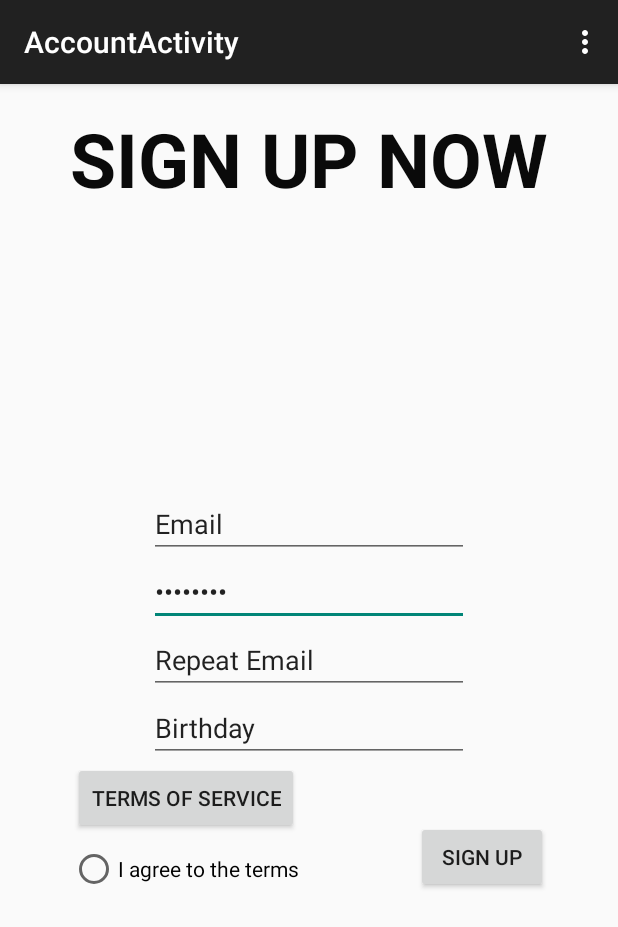
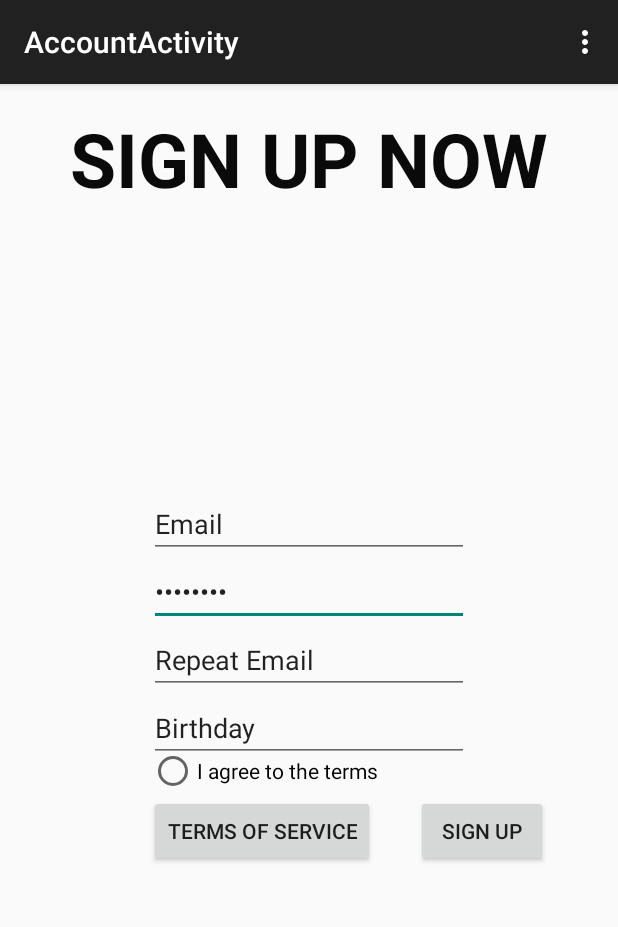
Before and after one commit to jiahaok/SuggestApp, an Android app: the AccountActivity screen opened directly, with no data from a screen before it, on a phone screen of 412 x 824 dp. Shown: the top 927 px of the screen. Run offline under Robolectric (Android 15) with nearby library versions, the phone set to English and light mode, and no system bars.

Commit message:
Scrolling & Account blocks
I have tried to add a scroll to the textview & when you try to make an
account with blank textview / edittext's, it will deny the making of
your account.I can't tell if these functions are working because my
emulator never was able to work & my phone is buggy. So, can someone
please help test the app?

```diff
--- a/app/src/main/java/piratecrew/suggestapp/AccountActivity.java
+++ b/app/src/main/java/piratecrew/suggestapp/AccountActivity.java
@@ -11,6 +11,7 @@ import android.view.View;
 import android.widget.Button;
 import android.widget.EditText;
 import android.widget.RadioButton;
+import android.widget.TextView;
 
 
 public class AccountActivity extends ActionBarActivity {
@@ -19,6 +20,7 @@ public class AccountActivity extends ActionBarActivity {
     protected void onCreate(Bundle savedInstanceState) {
         super.onCreate(savedInstanceState);
         setContentView(R.layout.activity_account);
+        TextView status = (TextView)findViewById(R.id.textView2);
         Button signup = (Button)findViewById(R.id.signup);
         Button terms = (Button)findViewById(R.id.button4);
         RadioButton accept = (RadioButton)findViewById(R.id.radioButton);
@@ -45,13 +47,18 @@ public class AccountActivity extends ActionBarActivity {
             }
         });
 
-        if(email != " " && reEmail != " " && email == reEmail && password != " " && birthday != " " && acceptOn.equals(true)){
+        if(email != " " || email != "" && reEmail != " " && email == reEmail && password != " " && birthday != " " && acceptOn.equals(true)){
             signup.setOnClickListener(new View.OnClickListener() {
                 @Override
                 public void onClick(View v) {
                     Intent intent = new Intent(AccountActivity.this,MainActivity.class);
+                    startActivity(intent);
                 }
             });
+        }
+        else{
+            status.setText("YOU MUST FILL EVERY SINGLE BOX / RADIO BUTTON IN!");
+            acceptOn.equals(false);
         }
 
 
--- a/app/src/main/res/layout/activity_account.xml
+++ b/app/src/main/res/layout/activity_account.xml
@@ -38,17 +38,6 @@
         android:layout_alignStart="@+id/email"
         android:text="Repeat Email" />
 
-    <EditText
-        android:layout_width="wrap_content"
-        android:layout_height="wrap_content"
-        android:inputType="date"
-        android:ems="10"
-        android:id="@+id/birthday"
-        android:layout_below="@+id/reEmail"
-        android:layout_alignLeft="@+id/reEmail"
-        android:layout_alignStart="@+id/reEmail"
-        android:text="Birthday" />
-
     <TextView
         android:layout_width="wrap_content"
         android:layout_height="wrap_content"
@@ -57,7 +46,7 @@
         android:id="@+id/textView"
         android:textStyle="bold"
         android:textColor="#ff0a0a0a"
-        android:textSize="50dp"
+        android:textSize="50sp"
         android:layout_alignParentTop="true"
         android:layout_centerHorizontal="true" />
 
@@ -66,18 +55,18 @@
         android:layout_height="wrap_content"
         android:text="I agree to the terms"
         android:id="@+id/radioButton"
-        android:layout_below="@+id/birthday"
-        android:layout_alignLeft="@+id/textView"
-        android:layout_alignStart="@+id/textView"
-        android:layout_marginTop="55dp"
-        android:checked="false" />
+        android:layout_marginTop="35dp"
+        android:checked="false"
+        android:layout_alignLeft="@+id/reEmail"
+        android:layout_alignStart="@+id/reEmail"
+        android:layout_below="@+id/reEmail" />
 
     <Button
         android:layout_width="wrap_content"
         android:layout_height="wrap_content"
         android:text="Sign Up"
         android:id="@+id/signup"
-        android:layout_alignBottom="@+id/radioButton"
+        android:layout_below="@+id/radioButton"
         android:layout_alignRight="@+id/textView"
         android:layout_alignEnd="@+id/textView" />
 
@@ -87,9 +76,9 @@
         android:layout_height="wrap_content"
         android:text="Terms Of Service"
         android:id="@+id/button4"
-        android:layout_below="@+id/birthday"
-        android:layout_alignRight="@+id/radioButton"
-        android:layout_alignEnd="@+id/radioButton" />
+        android:layout_below="@+id/radioButton"
+        android:layout_alignLeft="@+id/radioButton"
+        android:layout_alignStart="@+id/radioButton" />
 
     <TextView
         android:layout_width="wrap_content"
@@ -100,4 +89,14 @@
         android:layout_centerHorizontal="true"
         android:textColor="#ffff000c" />
 
+    <EditText
+        android:layout_width="wrap_content"
+        android:layout_height="wrap_content"
+        android:inputType="textEmailAddress"
+        android:ems="10"
+        android:id="@+id/birthday"
+        android:text="Birthday"
+        android:layout_below="@+id/reEmail"
+        android:layout_centerHorizontal="true" />
+
 </RelativeLayout>
```
Also changed, not shown: app/src/main/res/layout/activity_terms_and_services.xml (+27 -2 lines), 1 other file.
